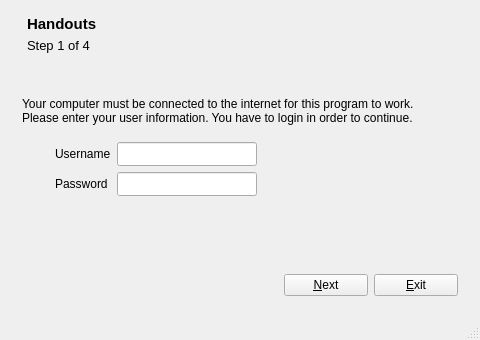
manutorres/pernambuco, file portfolio/ui/mainwindow.ui: the form before one commit.
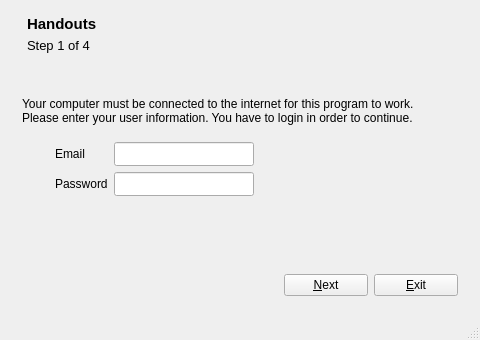
The form after the commit. The open tabs and pages were chosen to show the change. Icons and pictures are not drawn.

```diff
--- a/portfolio/ui/mainwindow.ui
+++ b/portfolio/ui/mainwindow.ui
@@ -404,7 +404,7 @@
            </font>
           </property>
           <property name="text">
-           <string>Username</string>
+           <string>Email</string>
           </property>
          </widget>
         </item>
```
Left out of the diff: 2 changed lines with no effect on the pictures.
